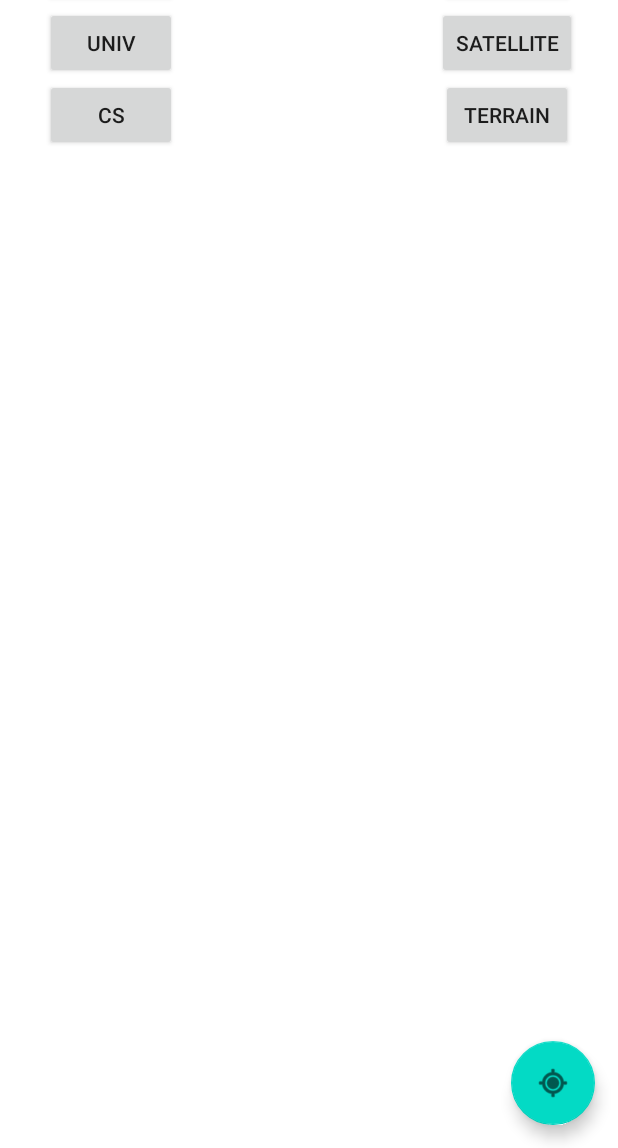
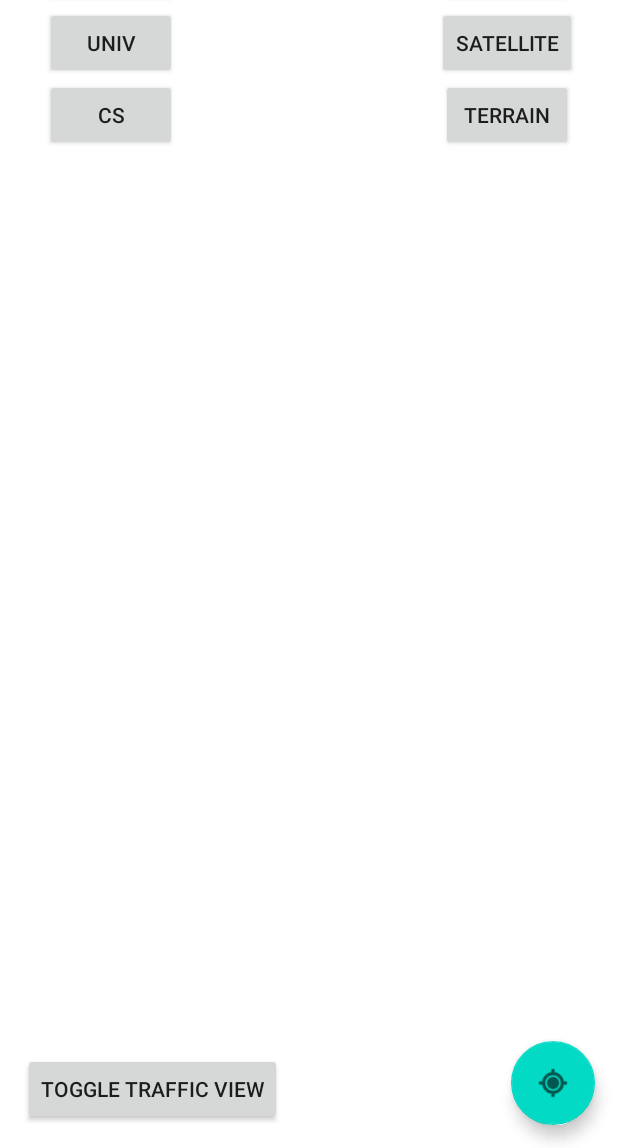
Before and after one commit to JackFogerson/cs-175-JISMap, an Android app: the screen it shows after launch (MapsActivity), on a phone screen of 412 x 824 dp, the part 88-1236 px from its top. Run offline under Robolectric (Android 15) with nearby library versions, the phone set to English and light mode, and no system bars.

Commit message:
Traffic View

```diff
--- a/app/src/main/res/layout/activity_maps.xml
+++ b/app/src/main/res/layout/activity_maps.xml
@@ -86,4 +86,16 @@
         app:layout_constraintStart_toStartOf="@+id/satView"
         app:layout_constraintTop_toBottomOf="@+id/satView" />
 
+    <Button
+        android:id="@+id/traffic"
+        android:layout_width="wrap_content"
+        android:layout_height="wrap_content"
+        android:layout_marginStart="15dp"
+        android:layout_marginBottom="15dp"
+        android:text="Toggle Traffic View"
+        android:onClick="trafficView"
+        app:layout_constraintBottom_toBottomOf="parent"
+        app:layout_constraintStart_toStartOf="parent" />
+
+
 </androidx.constraintlayout.widget.ConstraintLayout>
```
Also changed, not shown: app/src/main/java/edu/sjsu/android/jismap/MapsActivity.java (+12 -0 lines).
